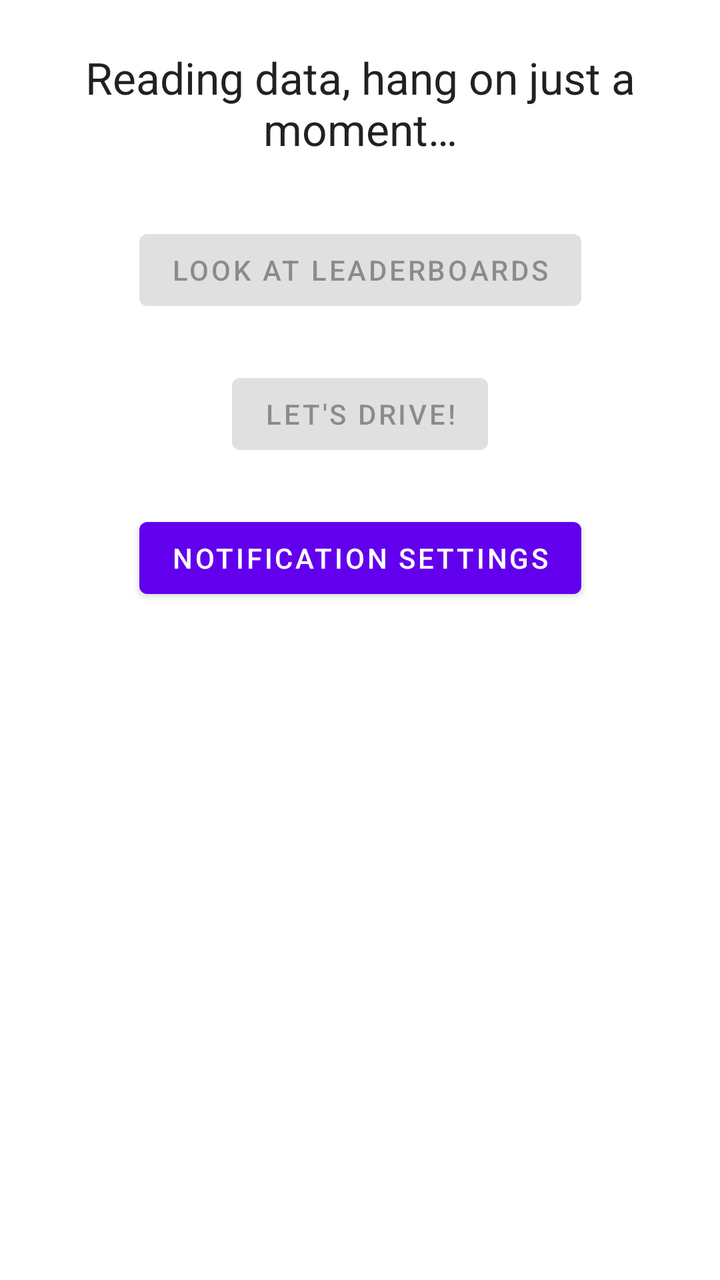
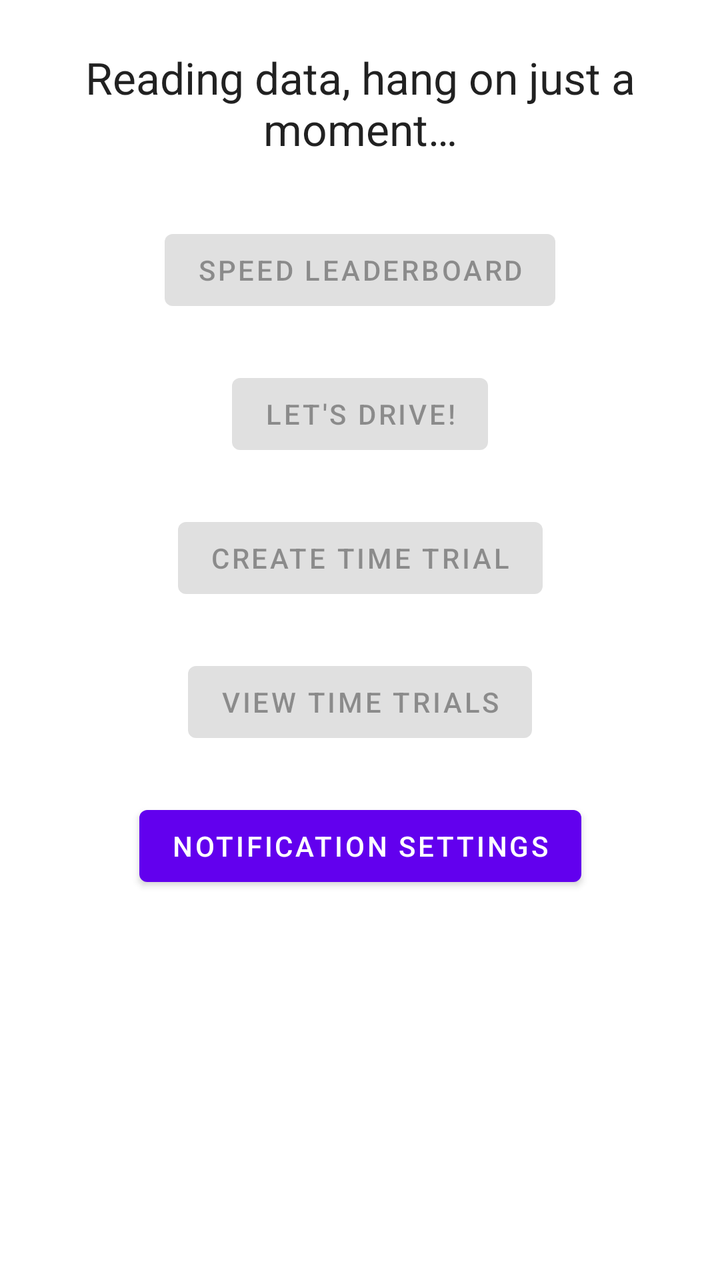

An Android layout rendered at two revisions. The XML below is the earlier revision; the diff shows what the commit changed to produce the second picture.
<!-- AndroidManifest.xml: application theme AppTheme -->
<!-- res/layout/activity_home_page.xml -->
<?xml version="1.0" encoding="utf-8"?>
<androidx.constraintlayout.widget.ConstraintLayout
        xmlns:android="http://schemas.android.com/apk/res/android"
        xmlns:tools="http://schemas.android.com/tools"
        xmlns:app="http://schemas.android.com/apk/res-auto"
        android:layout_width="match_parent"
        android:layout_height="match_parent"
        tools:context=".HomePage">
    <TextView
            android:text="@string/loggingIn"
            android:layout_width="wrap_content"
            android:layout_height="wrap_content" android:id="@+id/wbMessage"
            app:layout_constraintStart_toStartOf="parent" app:layout_constraintEnd_toEndOf="parent"
            app:layout_constraintTop_toTopOf="parent" android:layout_marginTop="24dp"
            android:layout_marginStart="24dp" android:layout_marginEnd="24dp"
            android:textAppearance="@style/TextAppearance.AppCompat.Large" android:textAlignment="center"/>
    <Button
            android:text="@string/leaderboardButtonLabel"
            android:layout_width="wrap_content"
            android:layout_height="wrap_content" android:id="@+id/statsButton"
            app:layout_constraintTop_toBottomOf="@+id/wbMessage"
            android:layout_marginTop="32dp" app:layout_constraintStart_toStartOf="parent"
            app:layout_constraintEnd_toEndOf="parent" android:enabled="false" android:onClick="seeLeaderboard"/>
    <Button
            android:text="@string/driveButtonLabel"
            android:layout_width="wrap_content"
            android:layout_height="wrap_content" android:id="@+id/driveButton"
            app:layout_constraintTop_toBottomOf="@+id/statsButton"
            android:layout_marginTop="24dp" app:layout_constraintEnd_toEndOf="parent"
            app:layout_constraintStart_toStartOf="parent" android:enabled="false" android:onClick="driveButton"/>
    <Button
            android:text="@string/notSetTxt"
            android:layout_width="wrap_content"
            android:layout_height="wrap_content" android:id="@+id/notSetBtn"
            app:layout_constraintTop_toBottomOf="@+id/driveButton" android:layout_marginTop="24dp"
            app:layout_constraintStart_toStartOf="parent" app:layout_constraintEnd_toEndOf="parent"
            android:onClick="notSetBtn"/>
</androidx.constraintlayout.widget.ConstraintLayout>
<!-- resources referenced by this layout -->
<resources>
  <string name="driveButtonLabel">Let\'s drive!</string>
  <string name="leaderboardButtonLabel">Look at leaderboards</string>
  <string name="loggingIn">Reading data, hang on just a moment…</string>
  <string name="notSetTxt">Notification Settings</string>
  <style name="AppTheme" parent="Theme.MaterialComponents.DayNight">
          <item name="android:windowBackground">@color/bg</item>
      </style>
  <color name="bg">#ffffff</color>
</resources>

<!-- the commit's change to res/layout/activity_home_page.xml (unified diff, before → after) -->
@@ -32,7 +32,21 @@
             android:text="@string/notSetTxt"
             android:layout_width="wrap_content"
             android:layout_height="wrap_content" android:id="@+id/notSetBtn"
-            app:layout_constraintTop_toBottomOf="@+id/driveButton" android:layout_marginTop="24dp"
             app:layout_constraintStart_toStartOf="parent" app:layout_constraintEnd_toEndOf="parent"
-            android:onClick="notSetBtn"/>
+            android:onClick="notSetBtn" app:layout_constraintTop_toBottomOf="@+id/tTrialsBtn"
+            android:layout_marginTop="24dp"/>
+    <Button
+            android:text="@string/createTTBtnLabel"
+            android:layout_width="wrap_content"
+            android:layout_height="wrap_content" android:id="@+id/createTTrialBtn"
+            app:layout_constraintTop_toBottomOf="@+id/driveButton"
+            android:layout_marginTop="24dp" app:layout_constraintEnd_toEndOf="parent"
+            app:layout_constraintStart_toStartOf="parent" android:enabled="false" android:onClick="createTTrial"/>
+    <Button
+            android:text="@string/tTrialBtn"
+            android:layout_width="wrap_content"
+            android:layout_height="wrap_content" android:id="@+id/tTrialsBtn"
+            app:layout_constraintTop_toBottomOf="@+id/createTTrialBtn" app:layout_constraintStart_toStartOf="parent"
+            app:layout_constraintEnd_toEndOf="parent" android:layout_marginTop="24dp" android:enabled="false"
+            android:onClick="seeTTrials"/>
 </androidx.constraintlayout.widget.ConstraintLayout>
<!-- resource entries referenced after the edit -->
@@ -1,9 +1,11 @@
 <!-- resources referenced by this layout -->
 <resources>
+  <string name="createTTBtnLabel">Create Time Trial</string>
   <string name="driveButtonLabel">Let\'s drive!</string>
-  <string name="leaderboardButtonLabel">Look at leaderboards</string>
+  <string name="leaderboardButtonLabel">Speed leaderboard</string>
   <string name="loggingIn">Reading data, hang on just a moment…</string>
   <string name="notSetTxt">Notification Settings</string>
+  <string name="tTrialBtn">View Time Trials</string>
   <style name="AppTheme" parent="Theme.MaterialComponents.DayNight">
           <item name="android:windowBackground">@color/bg</item>
       </style>
